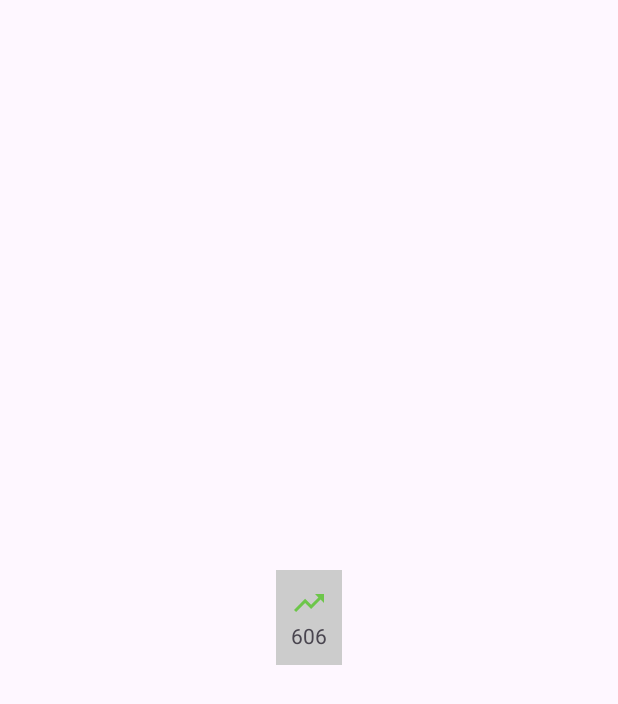
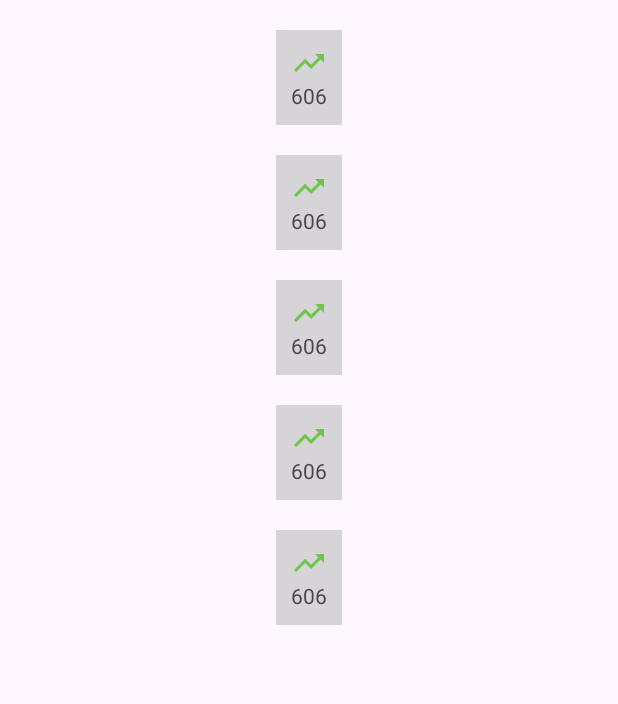
Before and after one commit to fabricioronaldo/estudos, an Android app: the screen it shows after launch (MainActivity), on a phone screen of 412 x 824 dp. Shown: the top 704 px of the screen. Run offline under Robolectric (Android 15) with nearby library versions, the phone set to English and light mode, and no system bars.

Commit message:
Aplicando RecyclerView

```diff
--- a/app/src/main/java/com/fabriciovelasco/estudos/MainActivity.kt
+++ b/app/src/main/java/com/fabriciovelasco/estudos/MainActivity.kt
@@ -3,21 +3,56 @@ package com.fabriciovelasco.estudos
 import android.content.Intent
 import androidx.appcompat.app.AppCompatActivity
 import android.os.Bundle
+import android.view.View
+import android.view.ViewGroup
 import android.widget.LinearLayout
+import androidx.recyclerview.widget.LinearLayoutManager
+import androidx.recyclerview.widget.RecyclerView
 
 class MainActivity : AppCompatActivity() {
 
-    private lateinit var btn606: LinearLayout
+//    private lateinit var btn606: LinearLayout
+    private lateinit var rvMain: RecyclerView
     override fun onCreate(savedInstanceState: Bundle?) {
         super.onCreate(savedInstanceState)
         setContentView(R.layout.activity_main)
 
-        btn606 = findViewById(R.id.btn_606)
+        val adapter = MainAdapter()
+        rvMain = findViewById(R.id.rv_main)
+        rvMain.adapter = adapter
+        rvMain.layoutManager = LinearLayoutManager(this)
 
-        btn606.setOnClickListener {
-            val intent = Intent(this, Exe606Activity::class.java)
+//        btn606 = findViewById(R.id.btn_606)
+//
+//        btn606.setOnClickListener {
+//            val intent = Intent(this, Exe606Activity::class.java)
+//
+//            startActivity(intent)
+//        }
+    }
 
-            startActivity(intent)
+
+    private inner class MainAdapter: RecyclerView.Adapter<MainViewHolder>(){
+        override fun onCreateViewHolder(parent: ViewGroup, viewType: Int): MainViewHolder {
+            val view = layoutInflater.inflate(R.layout.main_item, parent, false)
+            val viewHolder = MainViewHolder(view)
+            return viewHolder
+
         }
+
+        override fun getItemCount(): Int {
+            return 5
+        }
+
+        override fun onBindViewHolder(holder: MainViewHolder, position: Int) {
+
+        }
+
+    }
+
+
+    // é a classe da célula em si
+    private class MainViewHolder(view: View): RecyclerView.ViewHolder(view){
+
     }
 }
--- a/app/src/main/res/layout/activity_main.xml
+++ b/app/src/main/res/layout/activity_main.xml
@@ -8,23 +8,29 @@
     android:gravity="center"
     tools:context=".MainActivity">
 
-   <LinearLayout
-       android:id="@+id/btn_606"
-       android:background="#ccc"
-       android:padding="10dp"
-       android:orientation="vertical"
-       android:layout_width="wrap_content"
-       android:layout_height="wrap_content">
+   <androidx.recyclerview.widget.RecyclerView
+       android:id="@+id/rv_main"
+       android:layout_width="match_parent"
+       android:layout_height="match_parent"
+       tools:listitem="@layout/main_item"/>
 
-   <ImageView
-       android:src="@drawable/baseline_trending_up_24"
-       android:layout_width="wrap_content"
-       android:layout_height="wrap_content"/>
+<!--   <LinearLayout-->
+<!--       android:id="@+id/btn_606"-->
+<!--       android:background="#ccc"-->
+<!--       android:padding="10dp"-->
+<!--       android:orientation="vertical"-->
+<!--       android:layout_width="wrap_content"-->
+<!--       android:layout_height="wrap_content">-->
 
-   <TextView
-      android:text="@string/label_exe606"
-       android:layout_width="wrap_content"
-       android:layout_height="wrap_content"/>
+<!--   <ImageView-->
+<!--       android:src="@drawable/baseline_trending_up_24"-->
+<!--       android:layout_width="wrap_content"-->
+<!--       android:layout_height="wrap_content"/>-->
 
-   </LinearLayout>
+<!--   <TextView-->
+<!--      android:text="@string/label_exe606"-->
+<!--       android:layout_width="wrap_content"-->
+<!--       android:layout_height="wrap_content"/>-->
+
+<!--   </LinearLayout>-->
 </LinearLayout>
--- /dev/null
+++ b/app/src/main/res/layout/main_item.xml
@@ -0,0 +1,32 @@
+<?xml version="1.0" encoding="utf-8"?>
+<LinearLayout xmlns:android="http://schemas.android.com/apk/res/android"
+    android:layout_width="match_parent"
+    android:layout_height="wrap_content"
+    android:layout_marginTop="20dp"
+    android:gravity="center"
+    >
+
+
+    <LinearLayout
+        android:id="@+id/item_container"
+        android:background="@color/cinza"
+        android:padding="10dp"
+        android:orientation="vertical"
+        android:layout_width="wrap_content"
+        android:layout_height="wrap_content">
+
+        <ImageView
+            android:id="@+id/item_img_icon"
+            android:src="@drawable/baseline_trending_up_24"
+            android:layout_width="wrap_content"
+            android:layout_height="wrap_content"/>
+
+        <TextView
+            android:id="@+id/item_text_name"
+            android:text="@string/label_exe606"
+            android:layout_width="wrap_content"
+            android:layout_height="wrap_content"/>
+
+    </LinearLayout>
+
+</LinearLayout>
--- a/app/src/main/res/values/colors.xml
+++ b/app/src/main/res/values/colors.xml
@@ -2,4 +2,5 @@
 <resources>
     <color name="black">#FF000000</color>
     <color name="white">#FFFFFFFF</color>
+    <color name="cinza">#cccccccc</color>
 </resources>
```
